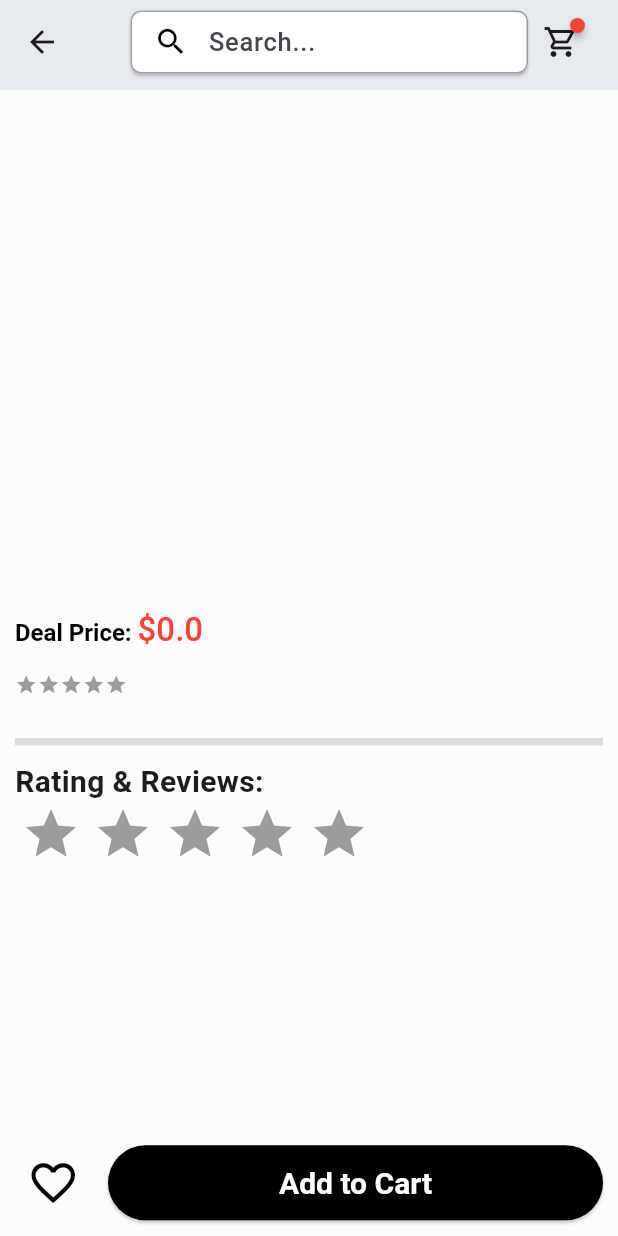
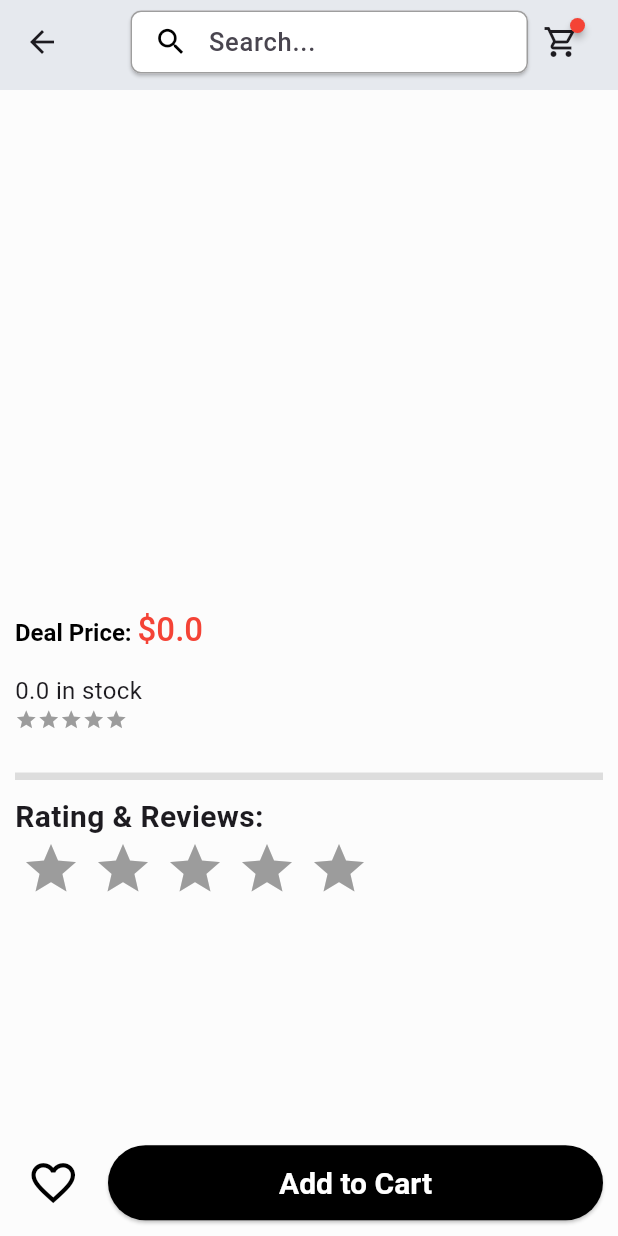
Before and after one commit to seven1106/Flutter-E-commerce-App, a Flutter app: the ProductDetailScreen screen opened directly with empty values, on a phone screen of 412 x 824 dp. Run offline on Flutter 3.47's test engine with Material 3 defaults, Android fonts, the phone set to English and light mode, and no system bars; drawn by our look-alikes of badges, carousel_slider, flutter_rating_bar; our stand-ins replace dotted_border, file_picker, image_picker, shared_preferences; missing offline and left inert: cloudinary_public; accounts and stored records are empty; network calls fail; Roboto replaces fonts that are missing (AlegreyaSans).

Commit message:
rate Product

```diff
--- a/lib/features/product/screens/product_detail_screen.dart
+++ b/lib/features/product/screens/product_detail_screen.dart
@@ -178,7 +178,10 @@ class _ProductDetailScreenState extends State<ProductDetailScreen> {
               Padding(
                 padding: const EdgeInsets.symmetric(vertical: 8),
                 child: Column(
+                  crossAxisAlignment: CrossAxisAlignment.start,
                   children: [
+                    Text('${widget.product.quantity} in stock',
+                        style: const TextStyle(fontSize: 16)),
                     Stars(
                       rating: avgRating,
                     ),
```
Also changed, not shown: lib/features/product/services/product_services.dart (+38 -68 lines).
